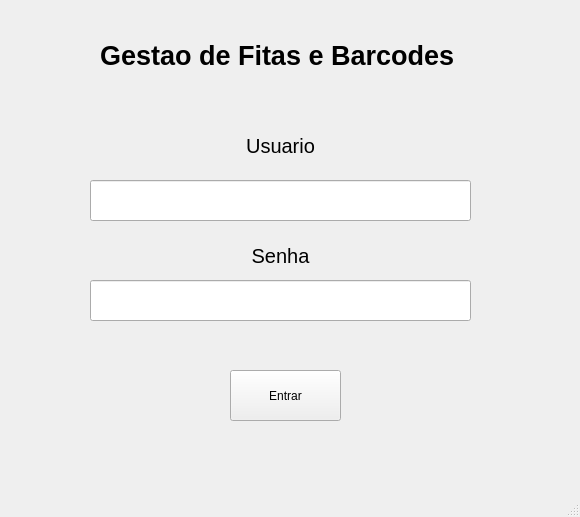
Old version of the form login.ui in the repository jairowmd/projeto-gerenciamento-estoque-fitas-lto-barcodes.
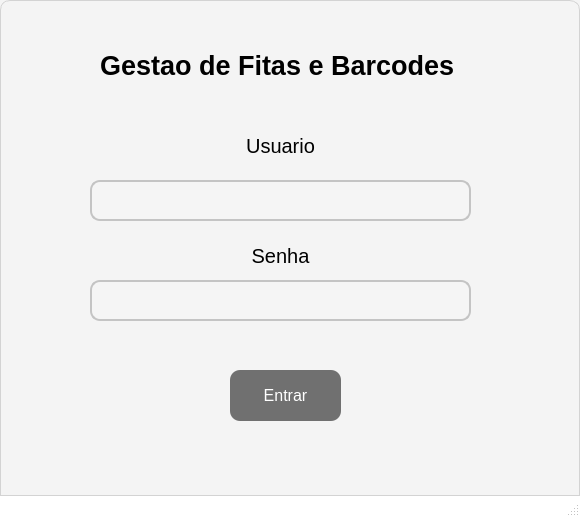
New version of the form.

Commit message: edit layout telas qt

What changed in the file:
```diff
--- a/login.ui
+++ b/login.ui
@@ -10,9 +10,45 @@
     <height>517</height>
    </rect>
   </property>
+  <property name="font">
+   <font>
+    <weight>75</weight>
+    <bold>true</bold>
+   </font>
+  </property>
   <property name="windowTitle">
    <string>MainWindow</string>
   </property>
+  <property name="styleSheet">
+   <string notr="true">QMainWindow {
+    background-color: #f4f4f4; /* Fundo claro */
+    border: 1px solid #d3d3d3; /* Bordas sutis */
+    border-radius: 10px; /* Bordas arredondadas */
+}
+
+QMenuBar {
+    background-color: #ffffff; /* Fundo do menu */
+    border-bottom: 1px solid #d3d3d3; /* Linha separadora */
+    font-size: 14px;
+}
+
+QMenuBar::item {
+    padding: 5px 15px;
+    background-color: transparent;
+}
+
+QMenuBar::item:selected {
+    background-color: #e0e0e0; /* Destaque ao passar o mouse */
+}
+
+QStatusBar {
+    background-color: #ffffff;
+    border-top: 1px solid #d3d3d3;
+    font-size: 12px;
+    color: #606060;
+}
+</string>
+  </property>
   <widget class="QWidget" name="centralwidget">
    <widget class="QLineEdit" name="txtUsuario">
     <property name="geometry">
@@ -23,6 +59,18 @@
       <height>41</height>
      </rect>
     </property>
+    <property name="styleSheet">
+     <string notr="true">QLineEdit {
+    border: 2px solid #c4c4c4;
+    border-radius: 10px;
+    padding: 8px;
+    font-size: 14px;
+    background-color: #f5f5f5;
+}
+QLineEdit:focus {
+    border: 2px solid #6c63ff;
+}</string>
+    </property>
    </widget>
    <widget class="QLineEdit" name="txtSenha">
     <property name="geometry">
@@ -33,6 +81,18 @@
       <height>41</height>
      </rect>
     </property>
+    <property name="styleSheet">
+     <string notr="true">QLineEdit {
+    border: 2px solid #c4c4c4;
+    border-radius: 10px;
+    padding: 8px;
+    font-size: 14px;
+    background-color: #f5f5f5;
+}
+QLineEdit:focus {
+    border: 2px solid #6c63ff;
+}</string>
+    </property>
    </widget>
    <widget class="QPushButton" name="btnEntrar">
     <property name="geometry">
@@ -43,6 +103,19 @@
       <height>51</height>
      </rect>
     </property>
+    <property name="styleSheet">
+     <string notr="true">QPushButton {
+    background-color: #707070;
+	color: rgb(161, 161, 161);
+    border-radius: 10px;
+    color: white;
+    font-size: 16px;
+    padding: 10px;
+}
+QPushButton:hover {
+    background-color: #5a52d4;
+}</string>
+    </property>
     <property name="text">
      <string>Entrar</string>
     </property>
@@ -93,8 +166,8 @@
     <property name="geometry">
      <rect>
       <x>100</x>
-      <y>40</y>
-      <width>381</width>
+      <y>50</y>
+      <width>371</width>
       <height>31</height>
      </rect>
     </property>
@@ -103,6 +176,8 @@
       <pointsize>20</pointsize>
       <weight>75</weight>
       <bold>true</bold>
+      <underline>false</underline>
+      <strikeout>false</strikeout>
      </font>
     </property>
     <property name="styleSheet">
```
Left out of the diff: 6 changed lines with no effect on the pictures. The commit also changes 4 other files.
